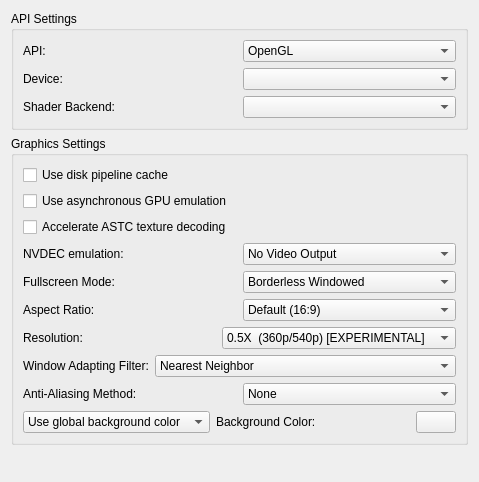
QuantumGhost/yuzu, file src/yuzu/configuration/configure_graphics.ui: the form before one commit.
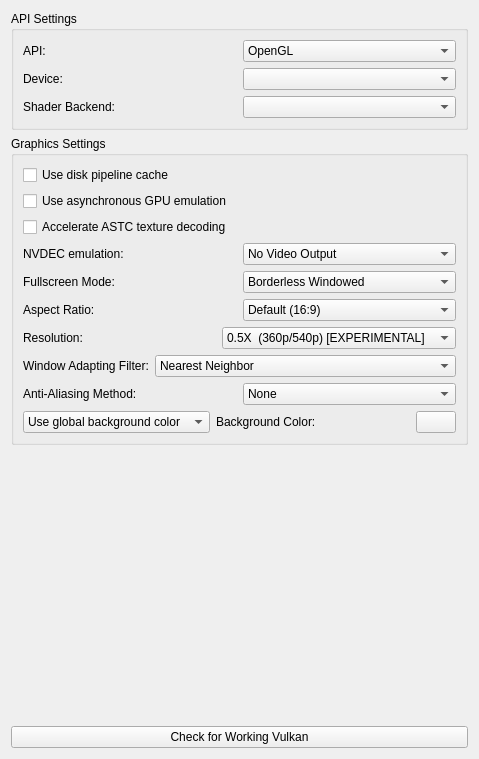
The form after the commit.

```diff
--- a/src/yuzu/configuration/configure_graphics.ui
+++ b/src/yuzu/configuration/configure_graphics.ui
@@ -6,8 +6,8 @@
    <rect>
     <x>0</x>
     <y>0</y>
-    <width>437</width>
-    <height>482</height>
+    <width>471</width>
+    <height>759</height>
    </rect>
   </property>
   <property name="windowTitle">
@@ -574,6 +574,13 @@
      </property>
     </spacer>
    </item>
+   <item>
+    <widget class="QPushButton" name="button_check_vulkan">
+     <property name="text">
+      <string>Check for Working Vulkan</string>
+     </property>
+    </widget>
+   </item>
   </layout>
  </widget>
  <resources/>
```
Lines whose indentation alone changed are shown as unchanged.
